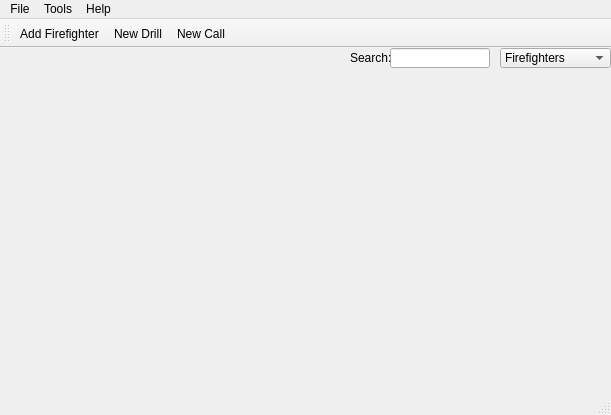
Qt form src/forms/mainwindow.ui (JDougherty/Fire-Department-Management-System) before a commit.
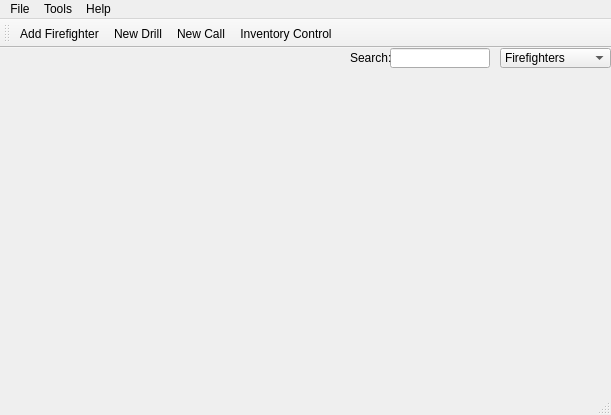
The same form after that commit. Icons and pictures are not drawn.

Commit message: Updated the main icon and added icons for Inventory_Check and Inventory_Control. Added Inventory_Control to the tool bar. Fixed a bug where settingsmanager would look for config.ini instead of whatever the private variable was set to.

```diff
--- a/src/forms/mainwindow.ui
+++ b/src/forms/mainwindow.ui
@@ -131,6 +131,7 @@
    <addaction name="actFirefighterAdd"/>
    <addaction name="actNew_Drill"/>
    <addaction name="actNew_Call"/>
+   <addaction name="actInventory_Control"/>
   </widget>
   <action name="actQuit">
    <property name="text">
```
Left out of the diff: 8 changed lines with no effect on the pictures. The commit also changes 5 other files.
